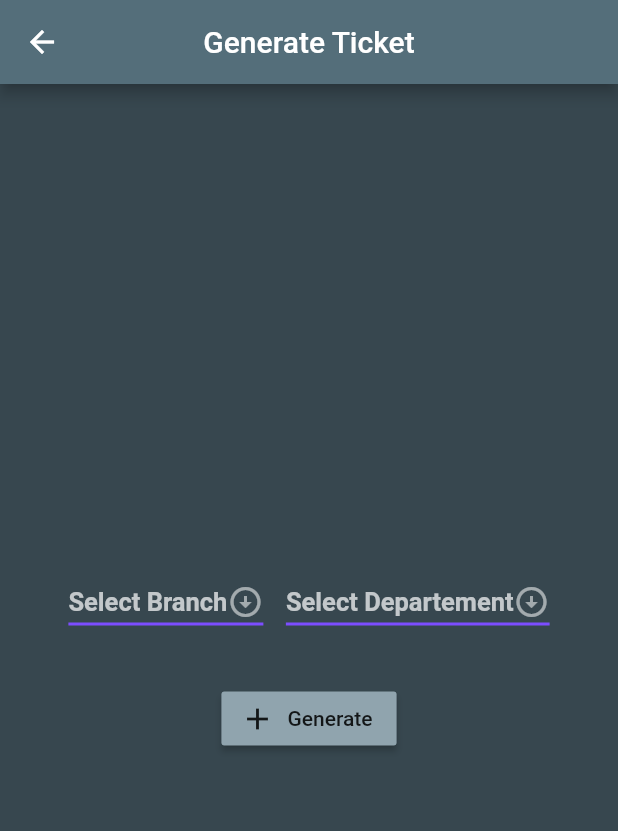
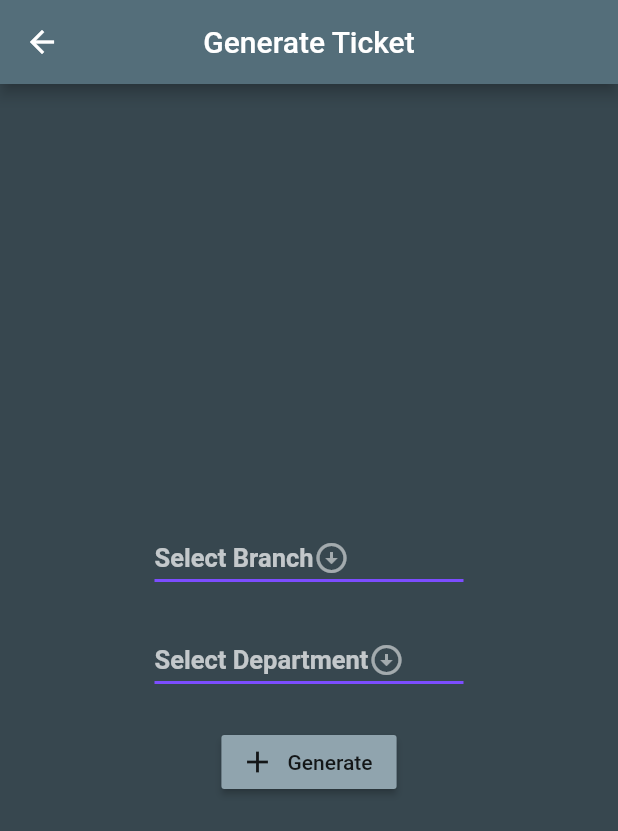
Before and after one commit to Emad-Sayed/BelDoor_TestDemo_Flutter, a Flutter app: the Home screen opened by its route, after a tap on "Generate Ticket", on a phone screen of 412 x 824 dp. Shown: the top 831 px of the screen. Run offline on Flutter 3.47's test engine with Material 2 defaults, Android fonts, the phone set to English and light mode, and no system bars; our stand-ins replace flutter_spinkit.

```diff
--- /dev/null
+++ b/lib/models/Generate/departements.dart
@@ -0,0 +1,15 @@
+import 'package:flutter/cupertino.dart';
+
+class DepartmentsListModel extends ChangeNotifier{
+  List<String> departments = [];
+  String selectedDepartment = "Select Department";
+
+  getDepartments(branch){
+    departments = ['D1', 'D2', 'D3', 'D4'];
+    notifyListeners();
+  }
+  setSelectedDepartement(_selectedDept){
+    selectedDepartment = _selectedDept;
+    notifyListeners();
+  }
+}
--- /dev/null
+++ b/lib/models/Home/ticketsList.dart
@@ -0,0 +1,28 @@
+import 'file:///E:/Emad/Flutter/beldoor/lib/models/Home/ticket.dart';
+import 'package:flutter/cupertino.dart';
+
+class TicketsListModel extends ChangeNotifier{
+  List<Ticket> ticketsList = [];
+  bool isWaitingList = true;
+  TicketsListModel(){getTickets();}
+  getTickets() async{
+    await Future.delayed(Duration(seconds: 2),(){
+      ticketsList = [
+        new Ticket(1,1,"Branch 1","Departement 1"),
+        new Ticket(2,2,"Branch 2","Departement 2"),
+        new Ticket(3,3,"Branch 3","Departement 3"),
+        new Ticket(4,4,"Branch 4","Departement 4"),
+        new Ticket(4,4,"Branch 4","Departement 4"),
+      ];
+    });
+    notifyListeners();
+  }
+  changeListType(){
+    isWaitingList=!isWaitingList;
+    notifyListeners();
+  }
+  addTicket(ticket){
+    ticketsList.add(ticket);
+    notifyListeners();
+  }
+}
--- a/lib/pages/generate.dart
+++ b/lib/pages/generate.dart
@@ -1,25 +1,21 @@
+import 'package:beldoor/models/Generate/branches.dart';
+import 'package:beldoor/models/Generate/departements.dart';
 import 'package:flutter/material.dart';
+import 'package:provider/provider.dart';
 
-class Generate extends StatefulWidget {
-  @override
-  _GenerateState createState() => _GenerateState();
+
+class Generate extends StatelessWidget {
+  BranchesListModel branches;
+  DepartmentsListModel departments;
+
+getDepartments(branch){
+    branches.setSelectedBranch(branch);
+    departments.getDepartments(branch);
   }
-
-class _GenerateState extends State<Generate> {
-  String selectedBranch = "Select Branch";
-  String selectedDepartement = "Select Departement";
-  List<String> branches = ['B1', 'B2', 'B3', 'B4'];
-  List<String> departements = [];
-
-  getDepartements(String branchName) {
-    setState(() {
-      selectedBranch = branchName;
-      departements = ['D1', 'D2', 'D3', 'D4'];
-    });
-  }
-
   @override
   Widget build(BuildContext context) {
+    branches = Provider.of<BranchesListModel>(context);
+    departments = Provider.of<DepartmentsListModel>(context);
     return Scaffold(
       backgroundColor: Colors.blueGrey[800],
       appBar: AppBar(
@@ -31,10 +27,10 @@ class _GenerateState extends State<Generate> {
           mainAxisAlignment: MainAxisAlignment.center,
           children: <Widget>[
             Row(
-                mainAxisAlignment: MainAxisAlignment.center,
               children: <Widget>[
-                  SizedBox(width: 30),
-              DropdownButton(
+              Expanded(child: SizedBox(),flex: 1,),
+              Expanded(
+                child: DropdownButton(
                   icon: Icon(Icons.arrow_circle_down,color: Colors.white54,),
                   style: TextStyle(color: Colors.deepPurple),
                   underline: Container(
@@ -42,24 +38,30 @@ class _GenerateState extends State<Generate> {
                     color: Colors.deepPurpleAccent,
                   ),
                   hint: Text(
-                  selectedBranch,
+                    branches.selectedBranch,
                     style: TextStyle(
                       color: Colors.white70,
                       fontSize: 17,
                       fontWeight: FontWeight.bold,
                     ),
                   ),
-                onChanged: (String val) => getDepartements(val),
-                items: branches.map<DropdownMenuItem<String>>((String value) {
+                  onChanged: (String val) => getDepartments(val),
+                  items: branches.branches.map<DropdownMenuItem<String>>((String value) {
                     return DropdownMenuItem<String>(
                       value: value,
                       child: Text(value
                       ),
                     );
                   }).toList(),
+                ),flex: 2,
               ),
-              SizedBox(width: 15),
-              DropdownButton(
+              Expanded(child: SizedBox(),flex: 1,),
+              ]),
+            SizedBox(height: 20),
+            Row(
+              children: [
+                Expanded(child: SizedBox(),flex:1),
+                Expanded(child: DropdownButton(
                   icon: Icon(Icons.arrow_circle_down,color: Colors.white54,),
                   style: TextStyle(color: Colors.deepPurple),
                   underline: Container(
@@ -67,29 +69,26 @@ class _GenerateState extends State<Generate> {
                     color: Colors.deepPurpleAccent,
                   ),
                   hint: Text(
-                  selectedDepartement,
+                    departments.selectedDepartment,
                     style: TextStyle(
                       color: Colors.white70,
                       fontSize: 17,
                       fontWeight: FontWeight.bold,
                     ),
                   ),
-                onChanged: (String val) {
-                  setState(() {
-                    selectedDepartement = val;
-                  });
-                },
+                  onChanged: (String val) => departments.setSelectedDepartement(val),
                   items:
-                    departements.map<DropdownMenuItem<String>>((String value) {
+                  departments.departments.map<DropdownMenuItem<String>>((String value) {
                     return DropdownMenuItem<String>(
                       value: value,
                       child: Text(value),
                     );
                   }).toList(),
+                ),flex: 2,),
+                Expanded(child: SizedBox(),flex:1),
+              ],
             ),
-                  SizedBox(width: 30),
-                ]),
-            SizedBox(height: 30),
+            SizedBox(height: 20),
             Row(
               mainAxisAlignment: MainAxisAlignment.center,
               children: <Widget>[
--- a/lib/pages/home.dart
+++ b/lib/pages/home.dart
@@ -1,33 +1,17 @@
 import 'package:beldoor/app_localization.dart';
+import 'package:beldoor/models/Home/ticketsList.dart';
 import 'package:flutter/material.dart';
-import 'package:beldoor/models/ticket.dart';
 import 'package:beldoor/pages/ticketCard.dart';
 import 'package:beldoor/pages/userSetting.dart';
+import 'package:provider/provider.dart';
 
-class Home extends StatefulWidget {
-  @override
-  _HomeState createState() => _HomeState();
-}
 
-class _HomeState extends State<Home> {
+class Home extends StatelessWidget {
   bool isWaitingActive = true;
-  List<Ticket> tickets = [];
-  getTickets(){
-         tickets=[
-        new Ticket(1,1,"Branch 1","Departement 1"),
-        new Ticket(2,2,"Branch 2","Departement 2"),
-        new Ticket(3,3,"Branch 3","Departement 3"),
-        new Ticket(4,4,"Branch 4","Departement 4"),
-        new Ticket(4,4,"Branch 4","Departement 4"),
-      ];
-  }
-  @override
-  void initState() {
-    getTickets();
-    super.initState();
-  }
+  TicketsListModel ticketsModel;
   @override
   Widget build(BuildContext context) {
+    ticketsModel = Provider.of<TicketsListModel>(context);
     return Scaffold(
       backgroundColor: Colors.blueGrey[800],
       appBar: AppBar(
@@ -43,14 +27,16 @@ class _HomeState extends State<Home> {
               mainAxisAlignment: MainAxisAlignment.spaceEvenly,
               children:[
                 Expanded(child:RaisedButton(child: Text(AppLocalizations.of(context).translate('waitingButton')),
-                    color: isWaitingActive?Colors.white : Colors.grey[700] ,
-                    onPressed: ()=>setState(()=>isWaitingActive = true))),
+                    color: ticketsModel.isWaitingList?Colors.white : Colors.grey[700] ,
+                    onPressed: ()=>this.ticketsModel.changeListType()
+                )),
                 Expanded(child:RaisedButton(child: Text(AppLocalizations.of(context).translate('missedButton')),
-                    color: !isWaitingActive?Colors.white : Colors.grey[700] ,
-                    onPressed: ()=>setState(()=>isWaitingActive = false))),
+                    color: !ticketsModel.isWaitingList?Colors.white : Colors.grey[700] ,
+                     onPressed: ()=>this.ticketsModel.changeListType()
+                )),
               ])
         ),
-        Expanded(child:ListView(children : tickets.map((ticket) => TicketCard(ticket: ticket)).toList())),
+        Expanded(child:ListView(children : ticketsModel.ticketsList.map((ticket) => TicketCard(ticket: ticket)).toList())),
       ]),
       floatingActionButton: FloatingActionButton.extended(
         onPressed: ()=>Navigator.pushNamed(context,'/generate'),
--- a/lib/pages/ticketCard.dart
+++ b/lib/pages/ticketCard.dart
@@ -1,6 +1,6 @@
 import 'package:beldoor/app_localization.dart';
 import 'package:flutter/material.dart';
-import 'package:beldoor/models/ticket.dart';
+import 'file:///E:/Emad/Flutter/beldoor/lib/models/Home/ticket.dart';
 
 class TicketCard extends StatelessWidget {
   final Ticket ticket;
--- a/pubspec.yaml
+++ b/pubspec.yaml
@@ -27,6 +27,8 @@ dependencies:
   http: ^0.12.2
   flutter_localizations:
     sdk: flutter
+  provider: ^4.3.2+2
+
 
 
   # The following adds the Cupertino Icons font to your application.
```
Also changed, not shown: lib/main.dart (+15 -1 lines), lib/models/Generate/branches.dart (added, +17 -0 lines), lib/models/Login/login.dart (added, +25 -0 lines), lib/pages/login.dart (+17 -33 lines), lib/models/Home/ticket.dart (renamed from lib/models/ticket.dart), pubspec.lock. Lines whose indentation alone changed are shown as unchanged.
